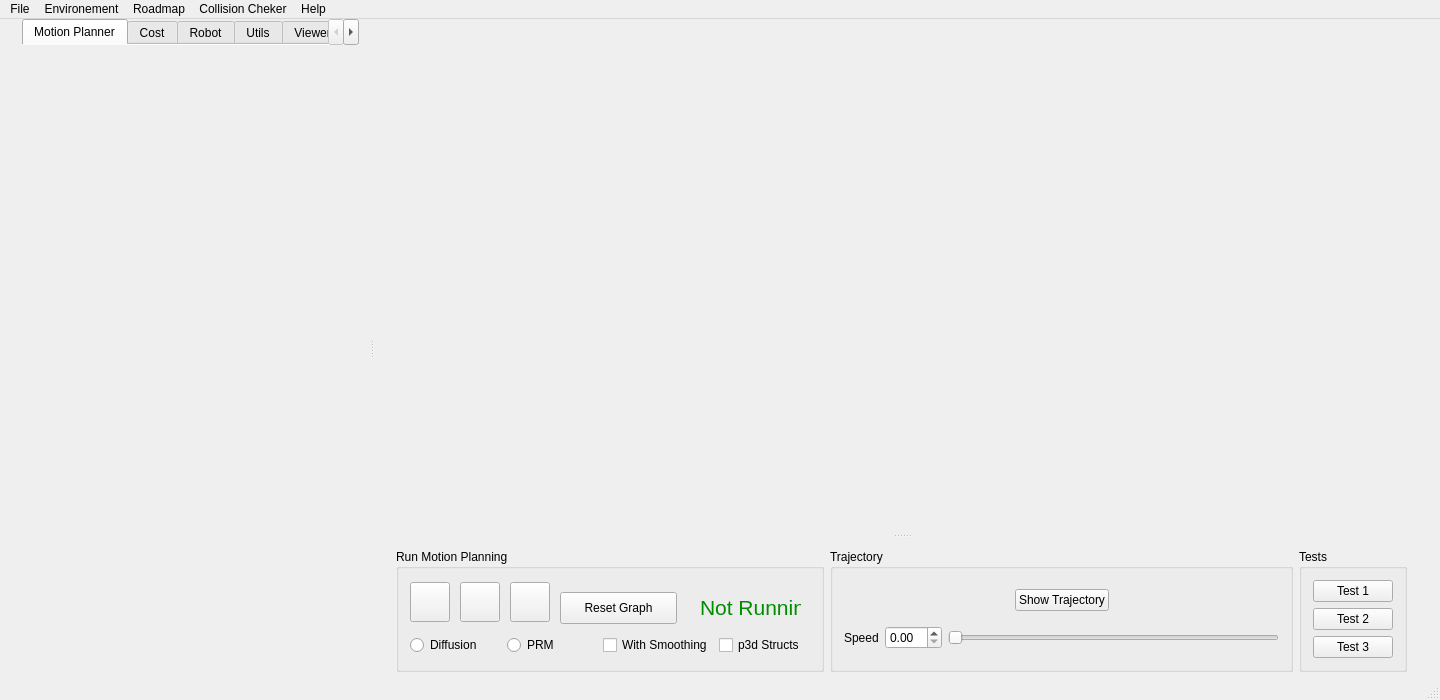
First picture: the form in src/move3d-qt-gui-libs/src/qtMainInterface/mainwindow.ui, repository jmainpri/move3d-studio, before the edit.
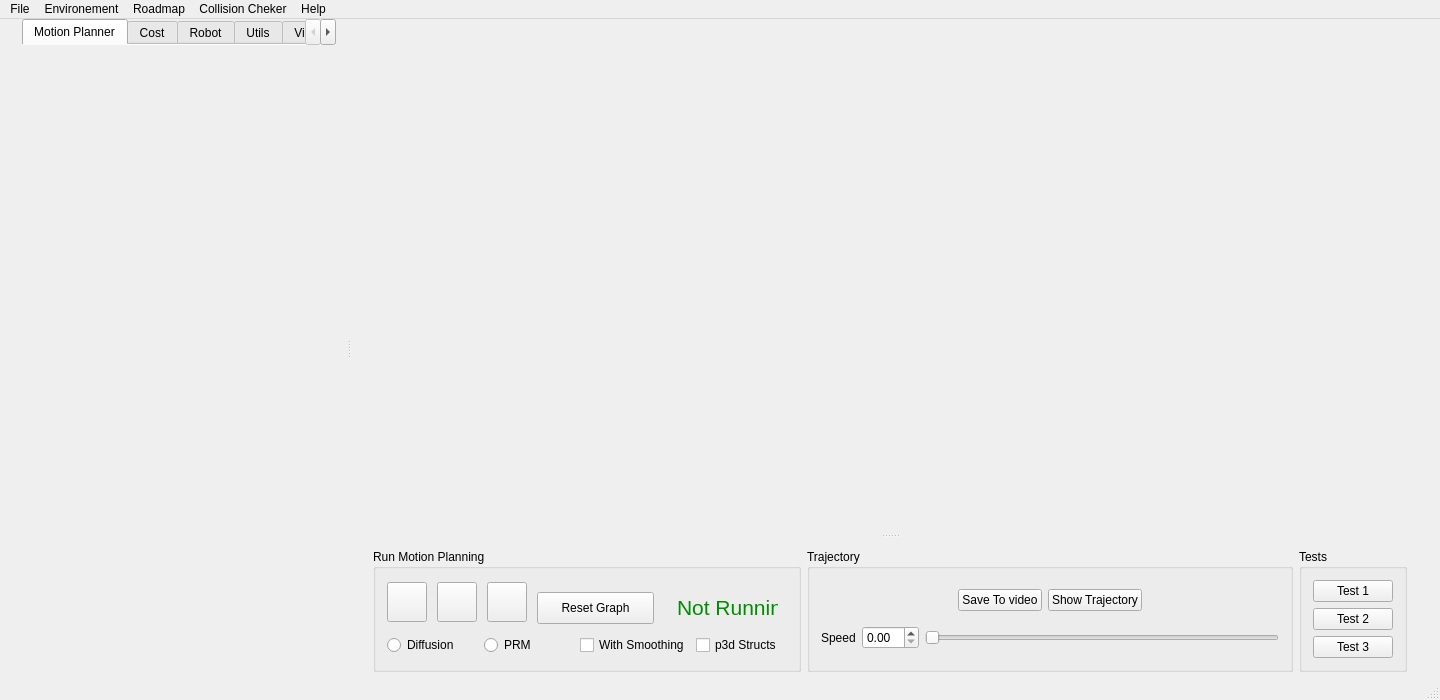
Second picture: the form after the edit. Icons and pictures are not drawn. Custom widgets are drawn as their Qt base class.

Commit message: Adding video saving and updating to fit libmove3d-planner

```diff
--- a/src/move3d-qt-gui-libs/src/qtMainInterface/mainwindow.ui
+++ b/src/move3d-qt-gui-libs/src/qtMainInterface/mainwindow.ui
@@ -911,6 +911,13 @@
                    </property>
                   </spacer>
                  </item>
+                 <item>
+                  <widget class="QPushButton" name="pushButtonSaveVideo">
+                   <property name="text">
+                    <string>Save To video</string>
+                   </property>
+                  </widget>
+                 </item>
                  <item>
                   <widget class="QPushButton" name="pushButtonShowTraj">
                    <property name="text">
```
The commit also changes 12 other files.
